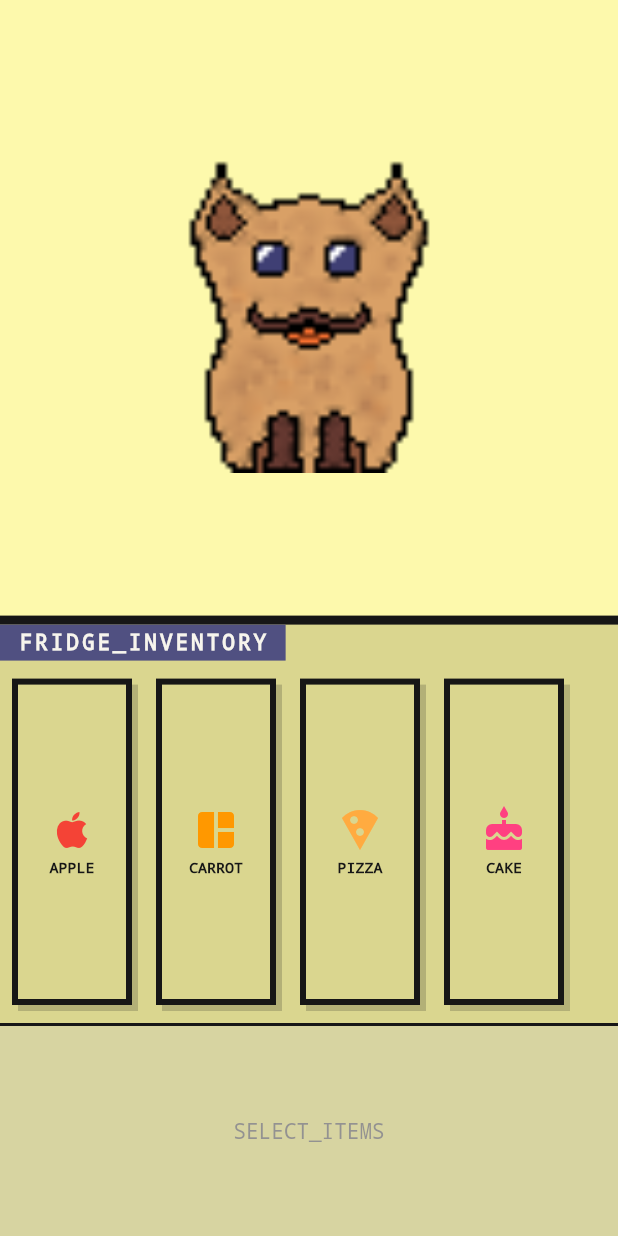
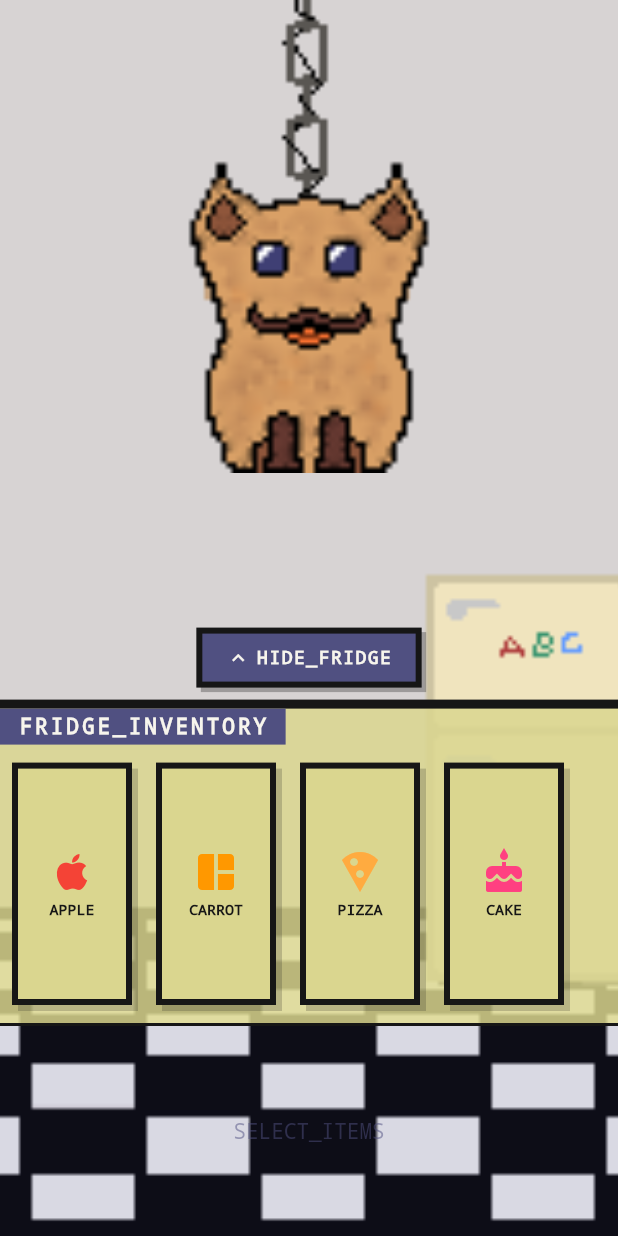
Before and after one commit to FlotschiL/TamaGo_frontend, a Flutter app: the KitchenScreen screen opened directly, on a phone screen of 412 x 824 dp. Run offline on Flutter 3.47's test engine with Material 3 defaults, Android fonts, the light colour scheme and no system bars; our stand-ins replace dio, flutter_secure_storage, get_it; accounts and stored records are empty.

Commit message:
Beginning of 12th may

```diff
--- a/tamago/lib/main.dart
+++ b/tamago/lib/main.dart
@@ -1,6 +1,6 @@
 import 'package:flutter/material.dart';
 import "package:tamago/utils/RootInitializer.dart";
-import "package:tamago/utils/api_manager.dart";
+import "package:tamago/utils/services/api_manager.dart";
 import "package:tamago/utils/injection_container.dart" as di;
 import "package:tamago/pages/living.dart";
 import "package:tamago/pages/kitchen.dart";
--- a/tamago/lib/pages/bath.dart
+++ b/tamago/lib/pages/bath.dart
@@ -1,6 +1,6 @@
 import 'package:flutter/material.dart';
 import 'package:get_it/get_it.dart';
-import 'package:tamago/utils/api_manager.dart';
+import 'package:tamago/utils/services/api_manager.dart';
 import 'package:tamago/Objects/game_state.dart';
 
 class BathroomPage extends StatefulWidget {
--- a/tamago/lib/pages/kitchen.dart
+++ b/tamago/lib/pages/kitchen.dart
@@ -22,6 +22,7 @@ class _KitchenScreenState extends State<KitchenScreen> {
   List<FoodItem> _fridgeInventory = [];
   bool _isLoading = true;
   FoodItem? _selectedFood;
+  bool _isFridgeVisible = true; // 👈 NEW: Controls fridge visibility
 
   @override
   void initState() {
@@ -57,9 +58,19 @@ class _KitchenScreenState extends State<KitchenScreen> {
         ),
         duration: const Duration(seconds: 1),
         behavior: SnackBarBehavior.floating,
-        shape: const RoundedRectangleBorder(borderRadius: BorderRadius.zero), // Sharp edges
+        shape: const RoundedRectangleBorder(borderRadius: BorderRadius.zero),
       ),
     );
+  }
+
+  // 👈 NEW: Toggle fridge visibility
+  void _toggleFridge() {
+    setState(() {
+      _isFridgeVisible = !_isFridgeVisible;
+      if (!_isFridgeVisible) {
+        _selectedFood = null; // Deselect when hiding fridge
+      }
+    });
   }
 
 @override
@@ -68,7 +79,22 @@ class _KitchenScreenState extends State<KitchenScreen> {
 
   return Scaffold(
     backgroundColor: colorScheme.background,
-      body: Column(
+    body: Stack(
+      children: [
+        // ==========================================
+        // BACKGROUND: Kitchen image (rendered first = behind everything)
+        // ==========================================
+        Positioned.fill(
+          child: Image.asset(
+            'assets/backgrounds/kitchen.png',
+            fit: BoxFit.cover,
+          ),
+        ),
+
+        // ==========================================
+        // FOREGROUND: All UI content in a Column
+        // ==========================================
+        Column(
           children: [
             // ==========================================
             // TOP: The Tamagotchi
@@ -89,8 +115,8 @@ class _KitchenScreenState extends State<KitchenScreen> {
                       child: Center(
                         child: Image.asset(
                           isHovering
-                    ? 'assets/animations/BaseTama/BaseTama2.png' // 👈 Asset shown when dragging over
-                    : 'assets/animations/BaseTama/BaseTama1.png', // 👈 Default asset
+                              ? 'assets/animations/BaseTama/BaseTama2.png'
+                              : 'assets/animations/BaseTama/BaseTama1.png',
                           width: 220,
                           height: 220,
                           fit: BoxFit.contain,
@@ -108,14 +134,61 @@ class _KitchenScreenState extends State<KitchenScreen> {
             ),
 
             // ==========================================
-          // MIDDLE: The Fridge (Pixel-style shelf)
+            // MIDDLE: Toggle Box + Fridge (Pixel-style shelf)
             // ==========================================
             Expanded(
               flex: 2,
+              child: Column(
+                children: [
+                  // 👈 Clickable toggle box
+                  GestureDetector(
+                    onTap: _toggleFridge,
+                    child: Container(
+                      margin: const EdgeInsets.symmetric(vertical: 8),
+                      padding: const EdgeInsets.symmetric(horizontal: 16, vertical: 8),
+                      decoration: BoxDecoration(
+                        color: _isFridgeVisible ? colorScheme.primary : colorScheme.surface,
+                        border: Border.all(
+                          color: colorScheme.onSurface,
+                          width: 4,
+                        ),
+                        boxShadow: [
+                          BoxShadow(
+                            color: colorScheme.onSurface.withOpacity(0.3),
+                            offset: const Offset(3, 3),
+                          ),
+                        ],
+                      ),
+                      child: Row(
+                        mainAxisSize: MainAxisSize.min,
+                        children: [
+                          Icon(
+                            _isFridgeVisible ? Icons.keyboard_arrow_up : Icons.keyboard_arrow_down,
+                            size: 16,
+                            color: _isFridgeVisible ? colorScheme.onPrimary : colorScheme.onSurface,
+                          ),
+                          const SizedBox(width: 4),
+                          Text(
+                            _isFridgeVisible ? 'HIDE_FRIDGE' : 'SHOW_FRIDGE',
+                            style: TextStyle(
+                              color: _isFridgeVisible ? colorScheme.onPrimary : colorScheme.onSurface,
+                              fontWeight: FontWeight.bold,
+                              fontSize: 12,
+                              letterSpacing: 1,
+                            ),
+                          ),
+                        ],
+                      ),
+                    ),
+                  ),
+
+                  // 👈 Fridge content - only shown when _isFridgeVisible is true
+                  if (_isFridgeVisible)
+                    Expanded(
                       child: Container(
                         width: double.infinity,
                         decoration: BoxDecoration(
-                color: colorScheme.surface,
+                          color: colorScheme.surface.withOpacity(0.85), // 👈 Slight transparency to see background
                           border: Border(
                             top: BorderSide(color: colorScheme.onSurface, width: 6),
                             bottom: BorderSide(color: colorScheme.onSurface, width: 2),
@@ -129,7 +202,11 @@ class _KitchenScreenState extends State<KitchenScreen> {
                               color: colorScheme.primary,
                               child: Text(
                                 'FRIDGE_INVENTORY',
-                      style: TextStyle(color: colorScheme.onPrimary, fontWeight: FontWeight.bold, letterSpacing: 2),
+                                style: TextStyle(
+                                  color: colorScheme.onPrimary,
+                                  fontWeight: FontWeight.bold,
+                                  letterSpacing: 2,
+                                ),
                               ),
                             ),
                             Expanded(
@@ -150,7 +227,10 @@ class _KitchenScreenState extends State<KitchenScreen> {
                                             children: [
                                               Icon(food.icon, size: 32, color: food.color),
                                               const SizedBox(height: 4),
-                                    Text(food.name, style: const TextStyle(fontSize: 10, fontWeight: FontWeight.bold)),
+                                              Text(
+                                                food.name,
+                                                style: const TextStyle(fontSize: 10, fontWeight: FontWeight.bold),
+                                              ),
                                             ],
                                           ),
                                         );
@@ -159,6 +239,9 @@ class _KitchenScreenState extends State<KitchenScreen> {
                             ),
                           ],
                         ),
+                      ),
+                    ),
+                ],
               ),
             ),
 
@@ -185,7 +268,7 @@ class _KitchenScreenState extends State<KitchenScreen> {
                         child: Container(
                           padding: const EdgeInsets.all(16),
                           decoration: BoxDecoration(
-                          color: colorScheme.surface,
+                            color: colorScheme.surface.withOpacity(0.9), // 👈 Slight transparency
                             border: Border.all(width: 4, color: colorScheme.primary),
                             boxShadow: [
                               BoxShadow(color: colorScheme.onSurface, offset: const Offset(6, 6)),
@@ -198,10 +281,10 @@ class _KitchenScreenState extends State<KitchenScreen> {
             ),
           ],
         ),
+      ],
+    ),
   );
-  }
-}
-
+}}
 // --- Helper Widget for Retro Block Buttons ---
 class _PixelButton extends StatelessWidget {
   final Widget child;
@@ -231,7 +314,11 @@ class _PixelButton extends StatelessWidget {
             width: 4,
           ),
           boxShadow: [
-            if (!isSelected) BoxShadow(color: colorScheme.onSurface.withOpacity(0.2), offset: const Offset(4, 4)),
+            if (!isSelected)
+              BoxShadow(
+                color: colorScheme.onSurface.withOpacity(0.2),
+                offset: const Offset(4, 4),
+              ),
           ],
         ),
         child: child,
--- a/tamago/lib/pages/living.dart
+++ b/tamago/lib/pages/living.dart
@@ -1,6 +1,6 @@
 import 'package:flutter/material.dart';
 import 'package:get_it/get_it.dart';
-import 'package:tamago/utils/api_manager.dart';
+import 'package:tamago/utils/services/api_manager.dart';
 import 'package:tamago/Objects/game_state.dart';
 
 class LivingRoomPage extends StatefulWidget {
--- a/tamago/lib/utils/RootInitializer.dart
+++ b/tamago/lib/utils/RootInitializer.dart
@@ -3,7 +3,7 @@ import "package:tamago/main.dart";
 import "package:tamago/utils/login_screen.dart";
 import "package:flutter_secure_storage/flutter_secure_storage.dart";
 import 'package:get_it/get_it.dart';
-import 'package:tamago/utils/api_manager.dart';
+import 'package:tamago/utils/services/api_manager.dart';
 
 class RootInitializer extends StatefulWidget {
   const RootInitializer({super.key});
--- a/tamago/lib/utils/injection_container.dart
+++ b/tamago/lib/utils/injection_container.dart
@@ -1,5 +1,5 @@
 import 'package:get_it/get_it.dart';
-import 'package:tamago/utils/api_manager.dart'; // Your ApiClient file
+import 'package:tamago/utils/services/api_manager.dart'; // Your ApiClient file
 import 'package:flutter/material.dart';
 import 'injection_container.dart' as di;
 import 'package:tamago/pages/living.dart'; // Your ApiClient file
--- a/tamago/lib/utils/login_screen.dart
+++ b/tamago/lib/utils/login_screen.dart
@@ -3,7 +3,7 @@ import 'package:flutter_secure_storage/flutter_secure_storage.dart';
 import 'package:get_it/get_it.dart';
 // import 'package:tamago/api/api_manager.dart'; // Ensure this is imported
 import 'package:tamago/main.dart';
-import 'package:tamago/utils/api_manager.dart';
+import 'package:tamago/utils/services/api_manager.dart';
 
 class LoginScreen extends StatefulWidget {
   final String? errorMessage;
--- a/tamago/lib/utils/user_repo.dart
+++ b/tamago/lib/utils/user_repo.dart
@@ -1,4 +1,4 @@
-import 'package:tamago/utils/api_manager.dart';
+import 'package:tamago/utils/services/api_manager.dart';
 
 class UserRepository {
   final ApiClient _apiClient;
--- a/tamago/pubspec.yaml
+++ b/tamago/pubspec.yaml
@@ -68,6 +68,8 @@ flutter:
    - assets/animations/BaseTama/BaseTama1.png
    - assets/animations/BaseTama/BaseTama2.png
    - assets/backgrounds/living.png
+   - assets/backgrounds/kitchen.png
+
   # An image asset can refer to one or more resolution-specific "variants", see
   # https://flutter.dev/to/resolution-aware-images
 
```
Also changed, not shown: tamago/assets/backgrounds/kitchen.png (added), tamago/lib/utils/services/api_manager.dart (renamed from tamago/lib/utils/api_manager.dart), 1 other file. Lines whose indentation alone changed are shown as unchanged.
